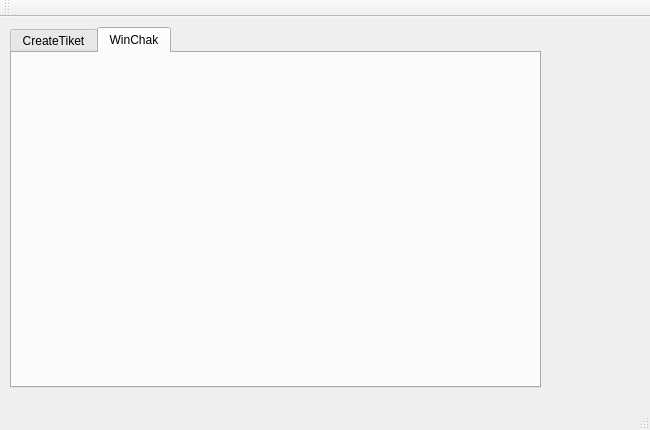
Before: the Qt Designer form src/mainloto.ui in popai/LotoTicket, drawn with Qt 5.
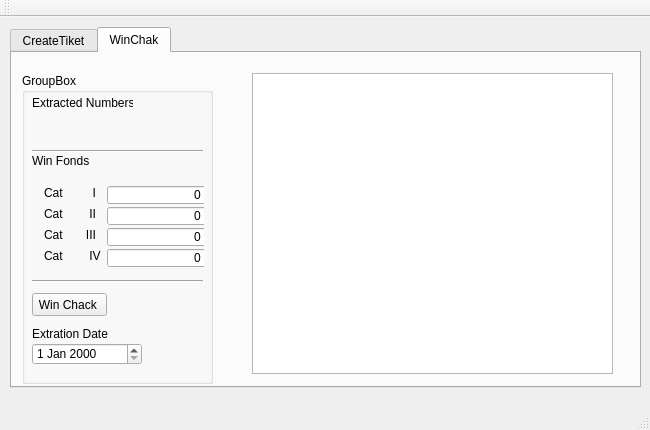
After: the same form once the commit is applied. The open tabs and pages were chosen to show the change.

```diff
--- a/src/mainloto.ui
+++ b/src/mainloto.ui
@@ -40,7 +40,7 @@
      <rect>
       <x>10</x>
       <y>10</y>
-      <width>531</width>
+      <width>631</width>
       <height>361</height>
      </rect>
     </property>
@@ -224,6 +224,423 @@
      <attribute name="title">
       <string>WinChak</string>
      </attribute>
+     <widget class="QGroupBox" name="groupBox_2">
+      <property name="geometry">
+       <rect>
+        <x>10</x>
+        <y>20</y>
+        <width>191</width>
+        <height>311</height>
+       </rect>
+      </property>
+      <property name="title">
+       <string>GroupBox</string>
+      </property>
+      <widget class="QLabel" name="label_2">
+       <property name="geometry">
+        <rect>
+         <x>10</x>
+         <y>20</y>
+         <width>101</width>
+         <height>20</height>
+        </rect>
+       </property>
+       <property name="text">
+        <string>Extracted Numbers</string>
+       </property>
+      </widget>
+      <widget class="QDateEdit" name="dateEdit_2">
+       <property name="geometry">
+        <rect>
+         <x>10</x>
+         <y>270</y>
+         <width>110</width>
+         <height>22</height>
+        </rect>
+       </property>
+      </widget>
+      <widget class="QLabel" name="label_3">
+       <property name="geometry">
+        <rect>
+         <x>10</x>
+         <y>250</y>
+         <width>81</width>
+         <height>21</height>
+        </rect>
+       </property>
+       <property name="text">
+        <string>Extration Date</string>
+       </property>
+      </widget>
+      <widget class="QPushButton" name="varButton_2">
+       <property name="geometry">
+        <rect>
+         <x>10</x>
+         <y>220</y>
+         <width>75</width>
+         <height>23</height>
+        </rect>
+       </property>
+       <property name="text">
+        <string>Win Chack </string>
+       </property>
+      </widget>
+      <widget class="QLabel" name="label_4">
+       <property name="geometry">
+        <rect>
+         <x>10</x>
+         <y>80</y>
+         <width>121</width>
+         <height>16</height>
+        </rect>
+       </property>
+       <property name="text">
+        <string>Win Fonds</string>
+       </property>
+      </widget>
+      <widget class="Line" name="line">
+       <property name="geometry">
+        <rect>
+         <x>10</x>
+         <y>70</y>
+         <width>171</width>
+         <height>16</height>
+        </rect>
+       </property>
+       <property name="orientation">
+        <enum>Qt::Horizontal</enum>
+       </property>
+      </widget>
+      <widget class="Line" name="line_2">
+       <property name="geometry">
+        <rect>
+         <x>10</x>
+         <y>200</y>
+         <width>171</width>
+         <height>16</height>
+        </rect>
+       </property>
+       <property name="orientation">
+        <enum>Qt::Horizontal</enum>
+       </property>
+      </widget>
+      <widget class="QWidget" name="">
+       <property name="geometry">
+        <rect>
+         <x>0</x>
+         <y>40</y>
+         <width>188</width>
+         <height>22</height>
+        </rect>
+       </property>
+       <layout class="QHBoxLayout" name="horizontalLayout_2">
+        <item>
+         <widget class="QSpinBox" name="spinBox">
+          <property name="enabled">
+           <bool>true</bool>
+          </property>
+          <property name="font">
+           <font>
+            <kerning>true</kerning>
+           </font>
+          </property>
+          <property name="inputMethodHints">
+           <set>Qt::ImhDigitsOnly</set>
+          </property>
+          <property name="wrapping">
+           <bool>false</bool>
+          </property>
+          <property name="frame">
+           <bool>true</bool>
+          </property>
+          <property name="alignment">
+           <set>Qt::AlignCenter</set>
+          </property>
+          <property name="buttonSymbols">
+           <enum>QAbstractSpinBox::NoButtons</enum>
+          </property>
+          <property name="keyboardTracking">
+           <bool>true</bool>
+          </property>
+          <property name="maximum">
+           <number>49</number>
+          </property>
+          <property name="singleStep">
+           <number>1</number>
+          </property>
+         </widget>
+        </item>
+        <item>
+         <widget class="QSpinBox" name="spinBox_2">
+          <property name="alignment">
+           <set>Qt::AlignCenter</set>
+          </property>
+          <property name="buttonSymbols">
+           <enum>QAbstractSpinBox::NoButtons</enum>
+          </property>
+         </widget>
+        </item>
+        <item>
+         <widget class="QSpinBox" name="spinBox_3">
+          <property name="alignment">
+           <set>Qt::AlignCenter</set>
+          </property>
+          <property name="buttonSymbols">
+           <enum>QAbstractSpinBox::NoButtons</enum>
+          </property>
+         </widget>
+        </item>
+        <item>
+         <widget class="QSpinBox" name="spinBox_4">
+          <property name="alignment">
+           <set>Qt::AlignCenter</set>
+          </property>
+          <property name="buttonSymbols">
+           <enum>QAbstractSpinBox::NoButtons</enum>
+          </property>
+         </widget>
+        </item>
+        <item>
+         <widget class="QSpinBox" name="spinBox_5">
+          <property name="alignment">
+           <set>Qt::AlignCenter</set>
+          </property>
+          <property name="buttonSymbols">
+           <enum>QAbstractSpinBox::NoButtons</enum>
+          </property>
+         </widget>
+        </item>
+        <item>
+         <widget class="QSpinBox" name="spinBox_6">
+          <property name="alignment">
+           <set>Qt::AlignCenter</set>
+          </property>
+          <property name="buttonSymbols">
+           <enum>QAbstractSpinBox::NoButtons</enum>
+          </property>
+         </widget>
+        </item>
+       </layout>
+      </widget>
+      <widget class="QWidget" name="">
+       <property name="geometry">
+        <rect>
+         <x>11</x>
+         <y>101</y>
+         <width>171</width>
+         <height>100</height>
+        </rect>
+       </property>
+       <layout class="QGridLayout" name="gridLayout">
+        <item row="0" column="0">
+         <widget class="QLabel" name="label_5">
+          <property name="text">
+           <string>Cat         I</string>
+          </property>
+         </widget>
+        </item>
+        <item row="0" column="1">
+         <widget class="QSpinBox" name="spinBox_7">
+          <property name="enabled">
+           <bool>true</bool>
+          </property>
+          <property name="minimumSize">
+           <size>
+            <width>101</width>
+            <height>20</height>
+           </size>
+          </property>
+          <property name="font">
+           <font>
+            <kerning>true</kerning>
+           </font>
+          </property>
+          <property name="inputMethodHints">
+           <set>Qt::ImhDigitsOnly</set>
+          </property>
+          <property name="wrapping">
+           <bool>false</bool>
+          </property>
+          <property name="frame">
+           <bool>true</bool>
+          </property>
+          <property name="alignment">
+           <set>Qt::AlignRight|Qt::AlignTrailing|Qt::AlignVCenter</set>
+          </property>
+          <property name="buttonSymbols">
+           <enum>QAbstractSpinBox::NoButtons</enum>
+          </property>
+          <property name="keyboardTracking">
+           <bool>true</bool>
+          </property>
+          <property name="maximum">
+           <number>999999999</number>
+          </property>
+          <property name="singleStep">
+           <number>1</number>
+          </property>
+         </widget>
+        </item>
+        <item row="1" column="0">
+         <widget class="QLabel" name="label_6">
+          <property name="text">
+           <string>Cat        II</string>
+          </property>
+         </widget>
+        </item>
+        <item row="1" column="1">
+         <widget class="QSpinBox" name="spinBox_8">
+          <property name="enabled">
+           <bool>true</bool>
+          </property>
+          <property name="minimumSize">
+           <size>
+            <width>101</width>
+            <height>20</height>
+           </size>
+          </property>
+          <property name="font">
+           <font>
+            <kerning>true</kerning>
+           </font>
+          </property>
+          <property name="inputMethodHints">
+           <set>Qt::ImhDigitsOnly</set>
+          </property>
+          <property name="wrapping">
+           <bool>false</bool>
+          </property>
+          <property name="frame">
+           <bool>true</bool>
+          </property>
+          <property name="alignment">
+           <set>Qt::AlignRight|Qt::AlignTrailing|Qt::AlignVCenter</set>
+          </property>
+          <property name="buttonSymbols">
+           <enum>QAbstractSpinBox::NoButtons</enum>
+          </property>
+          <property name="keyboardTracking">
+           <bool>true</bool>
+          </property>
+          <property name="maximum">
+           <number>999999999</number>
+          </property>
+          <property name="singleStep">
+           <number>1</number>
+          </property>
+         </widget>
+        </item>
+        <item row="2" column="0">
+         <widget class="QLabel" name="label_7">
+          <property name="text">
+           <string>Cat       III</string>
+          </property>
+         </widget>
+        </item>
+        <item row="2" column="1">
+         <widget class="QSpinBox" name="spinBox_9">
+          <property name="enabled">
+           <bool>true</bool>
+          </property>
+          <property name="minimumSize">
+           <size>
+            <width>101</width>
+            <height>20</height>
+           </size>
+          </property>
+          <property name="font">
+           <font>
+            <kerning>true</kerning>
+           </font>
+          </property>
+          <property name="inputMethodHints">
+           <set>Qt::ImhDigitsOnly</set>
+          </property>
+          <property name="wrapping">
+           <bool>false</bool>
+          </property>
+          <property name="frame">
+           <bool>true</bool>
+          </property>
+          <property name="alignment">
+           <set>Qt::AlignRight|Qt::AlignTrailing|Qt::AlignVCenter</set>
+          </property>
+          <property name="buttonSymbols">
+           <enum>QAbstractSpinBox::NoButtons</enum>
+          </property>
+          <property name="keyboardTracking">
+           <bool>true</bool>
+          </property>
+          <property name="maximum">
+           <number>999999999</number>
+          </property>
+          <property name="singleStep">
+           <number>1</number>
+          </property>
+         </widget>
+        </item>
+        <item row="3" column="0">
+         <widget class="QLabel" name="label_8">
+          <property name="text">
+           <string>Cat        IV</string>
+          </property>
+         </widget>
+        </item>
+        <item row="3" column="1">
+         <widget class="QSpinBox" name="spinBox_10">
+          <property name="enabled">
+           <bool>true</bool>
+          </property>
+          <property name="minimumSize">
+           <size>
+            <width>101</width>
+            <height>20</height>
+           </size>
+          </property>
+          <property name="font">
+           <font>
+            <kerning>true</kerning>
+           </font>
+          </property>
+          <property name="inputMethodHints">
+           <set>Qt::ImhDigitsOnly</set>
+          </property>
+          <property name="wrapping">
+           <bool>false</bool>
+          </property>
+          <property name="frame">
+           <bool>true</bool>
+          </property>
+          <property name="alignment">
+           <set>Qt::AlignRight|Qt::AlignTrailing|Qt::AlignVCenter</set>
+          </property>
+          <property name="buttonSymbols">
+           <enum>QAbstractSpinBox::NoButtons</enum>
+          </property>
+          <property name="keyboardTracking">
+           <bool>true</bool>
+          </property>
+          <property name="maximum">
+           <number>999999999</number>
+          </property>
+          <property name="singleStep">
+           <number>1</number>
+          </property>
+         </widget>
+        </item>
+       </layout>
+      </widget>
+     </widget>
+     <widget class="QTextBrowser" name="textBrowser_2">
+      <property name="geometry">
+       <rect>
+        <x>240</x>
+        <y>20</y>
+        <width>361</width>
+        <height>301</height>
+       </rect>
+      </property>
+     </widget>
     </widget>
    </widget>
   </widget>
```
Left out of the diff: 4 changed lines with no effect on the pictures.
